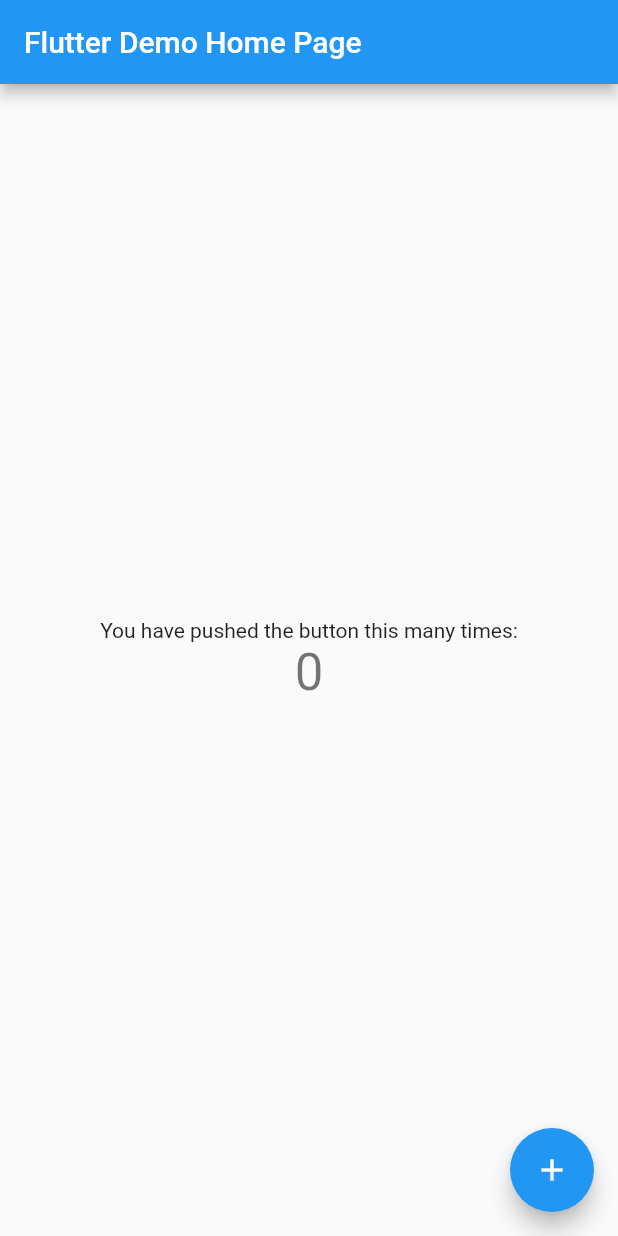
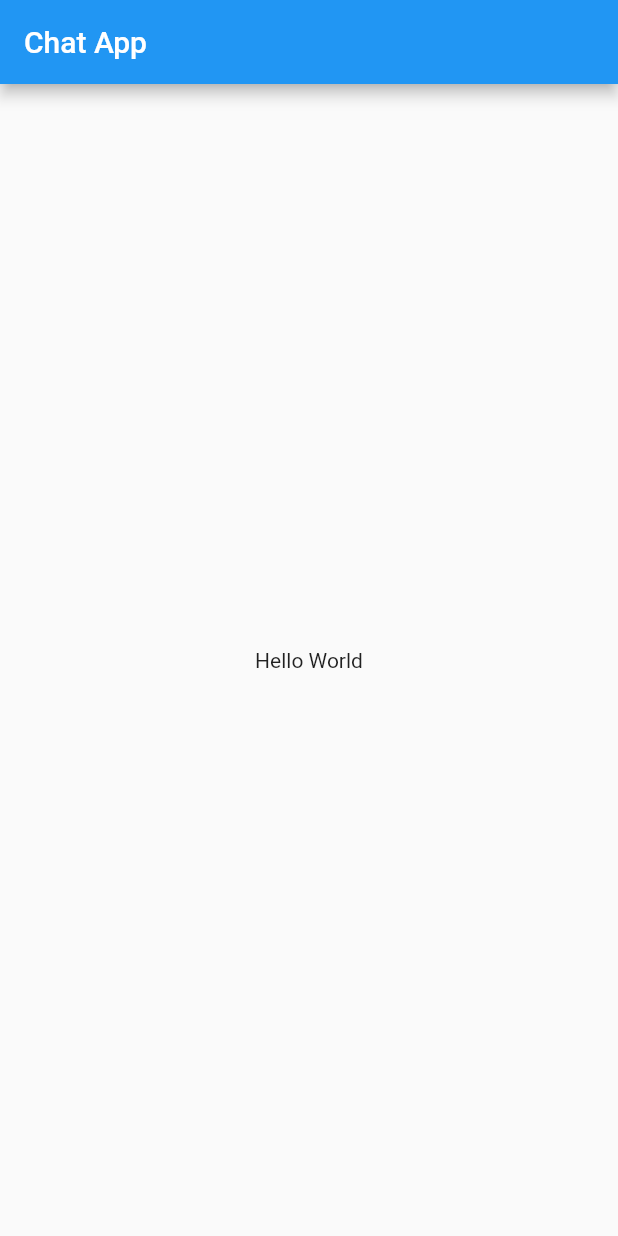
Before and after one commit to bhavikvashi1804/ChatAppInFlutter, a Flutter app: the screen it shows after launch, on a phone screen of 412 x 824 dp. Run offline on Flutter 3.47's test engine with Material 2 defaults, Android fonts, the light colour scheme and no system bars.

Commit message:
Code Clean

```diff
--- a/lib/main.dart
+++ b/lib/main.dart
@@ -5,113 +5,31 @@
 }
 
 class MyApp extends StatelessWidget {
-  // This widget is the root of your application.
   @override
   Widget build(BuildContext context) {
     return MaterialApp(
       title: 'Flutter Demo',
-      theme: ThemeData(
-        // This is the theme of your application.
-        //
-        // Try running your application with "flutter run". You'll see the
-        // application has a blue toolbar. Then, without quitting the app, try
-        // changing the primarySwatch below to Colors.green and then invoke
-        // "hot reload" (press "r" in the console where you ran "flutter run",
-        // or simply save your changes to "hot reload" in a Flutter IDE).
-        // Notice that the counter didn't reset back to zero; the application
-        // is not restarted.
-        primarySwatch: Colors.blue,
-        // This makes the visual density adapt to the platform that you run
-        // the app on. For desktop platforms, the controls will be smaller and
-        // closer together (more dense) than on mobile platforms.
-        visualDensity: VisualDensity.adaptivePlatformDensity,
-      ),
-      home: MyHomePage(title: 'Flutter Demo Home Page'),
+      home: MyHomePage(),
     );
   }
 }
 
 class MyHomePage extends StatefulWidget {
-  MyHomePage({Key key, this.title}) : super(key: key);
-
-  // This widget is the home page of your application. It is stateful, meaning
-  // that it has a State object (defined below) that contains fields that affect
-  // how it looks.
-
-  // This class is the configuration for the state. It holds the values (in this
-  // case the title) provided by the parent (in this case the App widget) and
-  // used by the build method of the State. Fields in a Widget subclass are
-  // always marked "final".
-
-  final String title;
-
+  MyHomePage({Key key}) : super(key: key);
   @override
   _MyHomePageState createState() => _MyHomePageState();
 }
 
 class _MyHomePageState extends State<MyHomePage> {
-  int _counter = 0;
-
-  void _incrementCounter() {
-    setState(() {
-      // This call to setState tells the Flutter framework that something has
-      // changed in this State, which causes it to rerun the build method below
-      // so that the display can reflect the updated values. If we changed
-      // _counter without calling setState(), then the build method would not be
-      // called again, and so nothing would appear to happen.
-      _counter++;
-    });
-  }
-
   @override
   Widget build(BuildContext context) {
-    // This method is rerun every time setState is called, for instance as done
-    // by the _incrementCounter method above.
-    //
-    // The Flutter framework has been optimized to make rerunning build methods
-    // fast, so that you can just rebuild anything that needs updating rather
-    // than having to individually change instances of widgets.
     return Scaffold(
       appBar: AppBar(
-        // Here we take the value from the MyHomePage object that was created by
-        // the App.build method, and use it to set our appbar title.
-        title: Text(widget.title),
+        title: Text('Chat App'),
       ),
       body: Center(
-        // Center is a layout widget. It takes a single child and positions it
-        // in the middle of the parent.
-        child: Column(
-          // Column is also a layout widget. It takes a list of children and
-          // arranges them vertically. By default, it sizes itself to fit its
-          // children horizontally, and tries to be as tall as its parent.
-          //
-          // Invoke "debug painting" (press "p" in the console, choose the
-          // "Toggle Debug Paint" action from the Flutter Inspector in Android
-          // Studio, or the "Toggle Debug Paint" command in Visual Studio Code)
-          // to see the wireframe for each widget.
-          //
-          // Column has various properties to control how it sizes itself and
-          // how it positions its children. Here we use mainAxisAlignment to
-          // center the children vertically; the main axis here is the vertical
-          // axis because Columns are vertical (the cross axis would be
-          // horizontal).
-          mainAxisAlignment: MainAxisAlignment.center,
-          children: <Widget>[
-            Text(
-              'You have pushed the button this many times:',
-            ),
-            Text(
-              '$_counter',
-              style: Theme.of(context).textTheme.headline4,
-            ),
-          ],
-        ),
+        child: Text("Hello World"),
       ),
-      floatingActionButton: FloatingActionButton(
-        onPressed: _incrementCounter,
-        tooltip: 'Increment',
-        child: Icon(Icons.add),
-      ), // This trailing comma makes auto-formatting nicer for build methods.
     );
   }
 }
```
Also changed, not shown: pubspec.yaml (+1 -57 lines).
